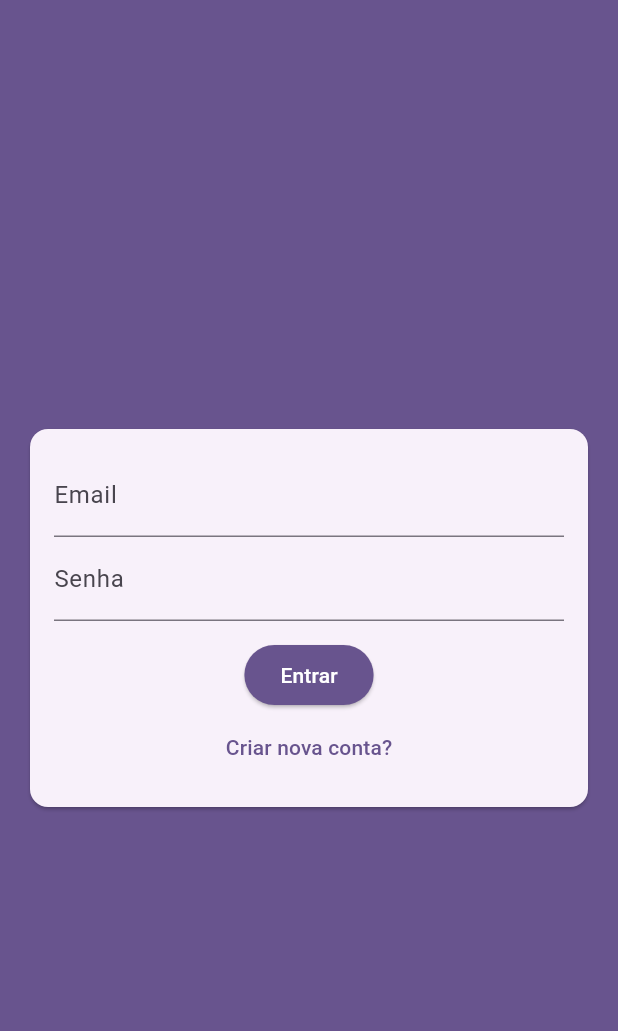
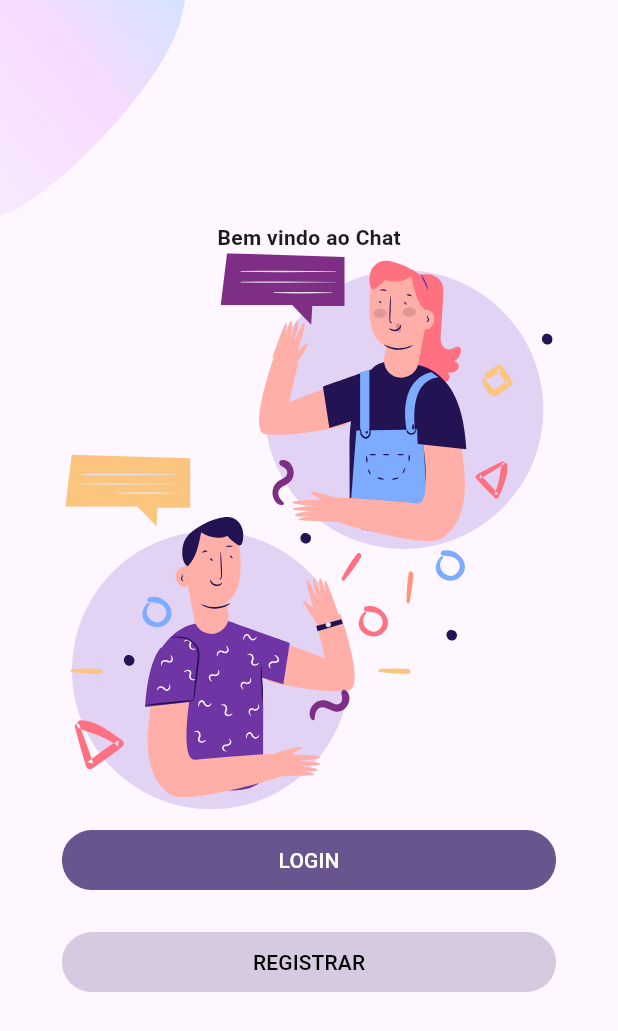
Before and after one commit to MateusMaccos/chat_flutter, a Flutter app: the screen it shows after launch, on a phone screen of 412 x 824 dp. Shown: the top 1031 px of the screen. Run offline on Flutter 3.47's test engine with Material 2 defaults, Android fonts, the phone set to English and light mode, and no system bars; our stand-ins replace cloud_firestore, firebase_auth, firebase_core, firebase_messaging, firebase_storage, flutter_svg and 1 more; accounts and stored records are empty.

Commit message:
Adicionando nova tela de login

```diff
--- a/lib/pages/auth_or_app_page.dart
+++ b/lib/pages/auth_or_app_page.dart
@@ -7,6 +7,7 @@ import 'package:projeto_chat/pages/chat_page.dart';
 import 'package:projeto_chat/pages/loading_page.dart';
 import 'package:provider/provider.dart';
 import '../core/services/auth/auth_service.dart';
+import 'login_or_signup.dart';
 
 class AuthOrAppPage extends StatelessWidget {
   const AuthOrAppPage({super.key});
@@ -33,7 +34,9 @@ class AuthOrAppPage extends StatelessWidget {
                 if (snapshot.connectionState == ConnectionState.waiting) {
                   return const LoadingPage();
                 } else {
-                  return snapshot.hasData ? const ChatPage() : const AuthPage();
+                  return snapshot.hasData
+                      ? const ChatPage()
+                      : const LoginOrSignUp();
                 }
               },
             );
--- /dev/null
+++ b/lib/pages/login_or_signup.dart
@@ -0,0 +1,103 @@
+import 'package:flutter/material.dart';
+import 'package:flutter_svg/flutter_svg.dart';
+
+class LoginOrSignUp extends StatelessWidget {
+  const LoginOrSignUp({super.key});
+
+  @override
+  Widget build(BuildContext context) {
+    Size size = MediaQuery.of(context).size;
+    return Material(
+      child: Container(
+        height: size.height,
+        width: double.infinity,
+        child: Stack(
+          alignment: Alignment.center,
+          children: [
+            Positioned(
+              top: 0,
+              left: 0,
+              child: Image.asset(
+                'assets/images/main_top.png',
+                width: size.width * 0.3,
+              ),
+            ),
+            Positioned(
+              bottom: 0,
+              left: 0,
+              child: Image.asset(
+                'assets/images/main_bottom.png',
+                width: size.width * 0.2,
+              ),
+            ),
+            Column(
+              mainAxisAlignment: MainAxisAlignment.center,
+              children: [
+                const Text(
+                  'Bem vindo ao Chat',
+                  style: TextStyle(
+                    fontWeight: FontWeight.bold,
+                  ),
+                ),
+                SvgPicture.asset(
+                  'assets/icons/chat.svg',
+                  height: size.height * 0.45,
+                ),
+                RoundedButton(
+                  size: size,
+                  text: 'LOGIN',
+                  press: () {},
+                ),
+                RoundedButton(
+                  size: size,
+                  text: 'REGISTRAR',
+                  press: () {},
+                  color: Theme.of(context).primaryColor.withAlpha(70),
+                  textColor: Colors.black,
+                ),
+              ],
+            ),
+          ],
+        ),
+      ),
+    );
+  }
+}
+
+class RoundedButton extends StatelessWidget {
+  const RoundedButton({
+    super.key,
+    required this.size,
+    required this.text,
+    required this.press,
+    this.color,
+    this.textColor = Colors.white,
+  });
+  final String text;
+  final Size size;
+  final Function press;
+  final Color? color, textColor;
+
+  @override
+  Widget build(BuildContext context) {
+    return Padding(
+      padding: const EdgeInsets.symmetric(vertical: 10, horizontal: 40),
+      child: Container(
+        width: size.width * 0.8,
+        child: ClipRRect(
+          borderRadius: BorderRadius.circular(29),
+          child: TextButton(
+            style: ButtonStyle(
+                backgroundColor: MaterialStateProperty.all(
+                    color ?? Theme.of(context).primaryColor)),
+            onPressed: press(),
+            child: Text(
+              text,
+              style: TextStyle(color: textColor),
+            ),
+          ),
+        ),
+      ),
+    );
+  }
+}
--- a/pubspec.yaml
+++ b/pubspec.yaml
@@ -42,6 +42,7 @@ dependencies:
   firebase_storage: ^11.1.2
   firebase_core: ^2.11.0
   firebase_messaging: ^14.5.0
+  flutter_svg: ^2.0.5
 
 dev_dependencies:
   flutter_test:
@@ -68,6 +69,7 @@ flutter:
   # To add assets to your application, add an assets section, like this:
   assets:
     - assets/images/
+    - assets/icons/
   #   - images/a_dot_ham.jpeg
 
   # An image asset can refer to one or more resolution-specific "variants", see
```
Also changed, not shown: assets/icons/chat.svg (added), assets/icons/facebook.svg (added), assets/icons/google-plus.svg (added), assets/icons/login.svg (added), assets/icons/signup.svg (added), assets/icons/twitter.svg (added), assets/images/login_bottom.png (added), assets/images/main_bottom.png (added), assets/images/main_top.png (added), assets/images/signup_top.png (added), pubspec.lock.
